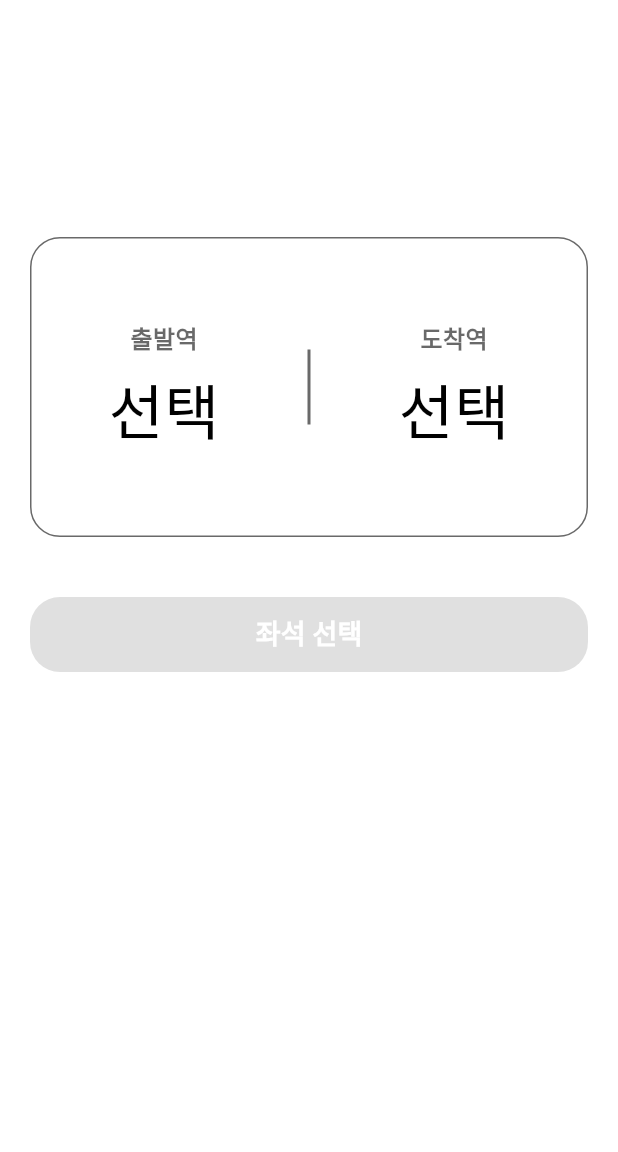
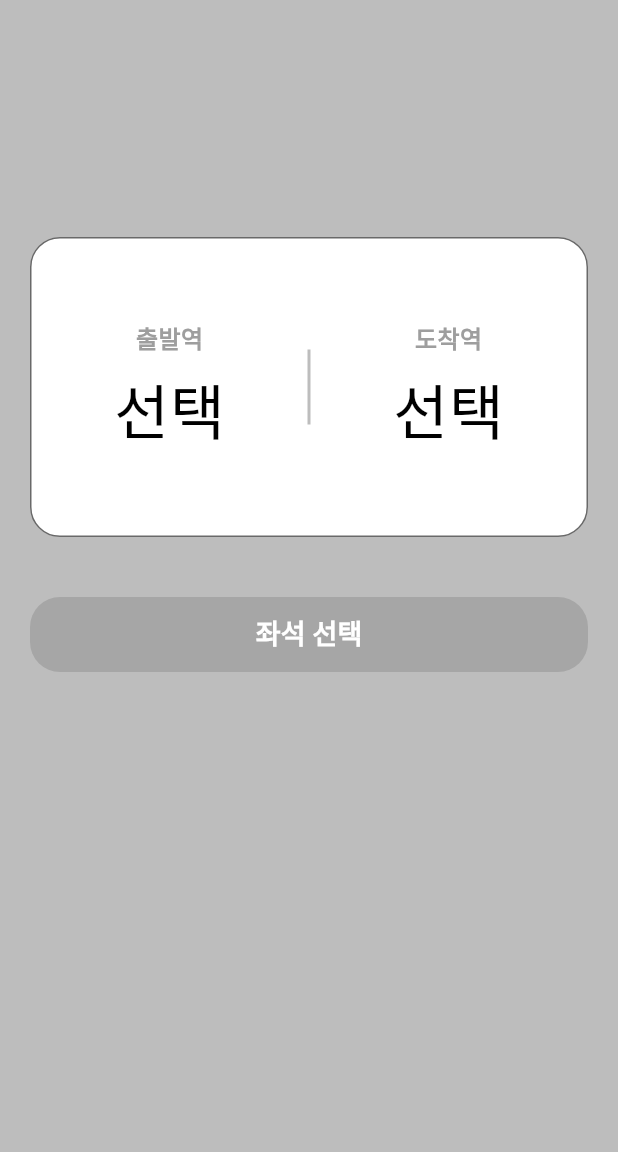
Before and after one commit to HOJOE5/flutter_train_app, a Flutter app: the screen it shows after launch, on a phone screen of 412 x 824 dp, the part 84-1236 px from its top. Run offline on Flutter 3.47's test engine with Material 3 defaults, Android fonts, the phone set to English and light mode, and no system bars.

```diff
--- a/lib/pages/home/home_page.dart
+++ b/lib/pages/home/home_page.dart
@@ -55,7 +55,9 @@ class _HomePageState extends State<HomePage> {
           ),
         ],
       ),
-      body: Padding(
+      body: Container(
+        color: Colors.grey[400],
+        child: Padding(
           padding: const EdgeInsets.all(20),
           child: Column(
             children: [
@@ -68,10 +70,10 @@ class _HomePageState extends State<HomePage> {
                 decoration: BoxDecoration(
                   color: colorScheme.surface,
                   borderRadius: BorderRadius.circular(20),
-                border: Border.all(color: colorScheme.onSurface.withAlpha(150)),
+                  border: Border.all(
+                    color: colorScheme.onSurface.withAlpha(150),
                   ),
-              child: Padding(
-                padding: const EdgeInsets.symmetric(horizontal: 40.0),
+                ),
                 child: Row(
                   mainAxisAlignment: MainAxisAlignment.center,
                   crossAxisAlignment: CrossAxisAlignment.end,
@@ -86,14 +88,12 @@ class _HomePageState extends State<HomePage> {
                         ),
                       ),
                     ),
-
-                    Expanded(
-                      child: Center(
+                    //구분선
+                    Center(
                       child: Container(
                         width: 2,
                         height: 50,
-                          color: colorScheme.onSurface.withAlpha(150),
-                        ),
+                        color: Colors.grey[400],
                       ),
                     ),
 
@@ -108,7 +108,6 @@ class _HomePageState extends State<HomePage> {
                       ),
                     ),
                   ],
-                ),
                 ),
               ),
               const SizedBox(height: 40),
@@ -148,6 +147,7 @@ class _HomePageState extends State<HomePage> {
             ],
           ),
         ),
+      ),
     );
   }
 }
@@ -174,18 +174,11 @@ class _StationBox extends StatelessWidget {
             style: TextStyle(
               fontSize: 16,
               fontWeight: FontWeight.bold,
-              color: colorScheme.onSurface.withAlpha(150),
+              color: Colors.grey,
             ),
           ),
           const SizedBox(height: 8),
-          Text(
-            stationName,
-            style: TextStyle(
-              fontSize: 40,
-              fontWeight: FontWeight.normal,
-              color: colorScheme.onSurface,
-            ),
-          ),
+          Text(stationName, style: TextStyle(fontSize: 40)),
         ],
       ),
     );
```
Also changed, not shown: lib/congfig/constants.dart (deleted), lib/model/station.dart (deleted), lib/pages/home/wigets/select_button.dart (deleted), lib/pages/home/wigets/station_selector.dart (deleted), lib/pages/seat/wigets/confirm_button.dart (deleted), lib/pages/seat/wigets/seat_box.dart (deleted), lib/pages/station_list/wigets/station_list_item.dart (deleted), lib/providers/selection_provider.dart (deleted). Lines whose indentation alone changed are shown as unchanged.
